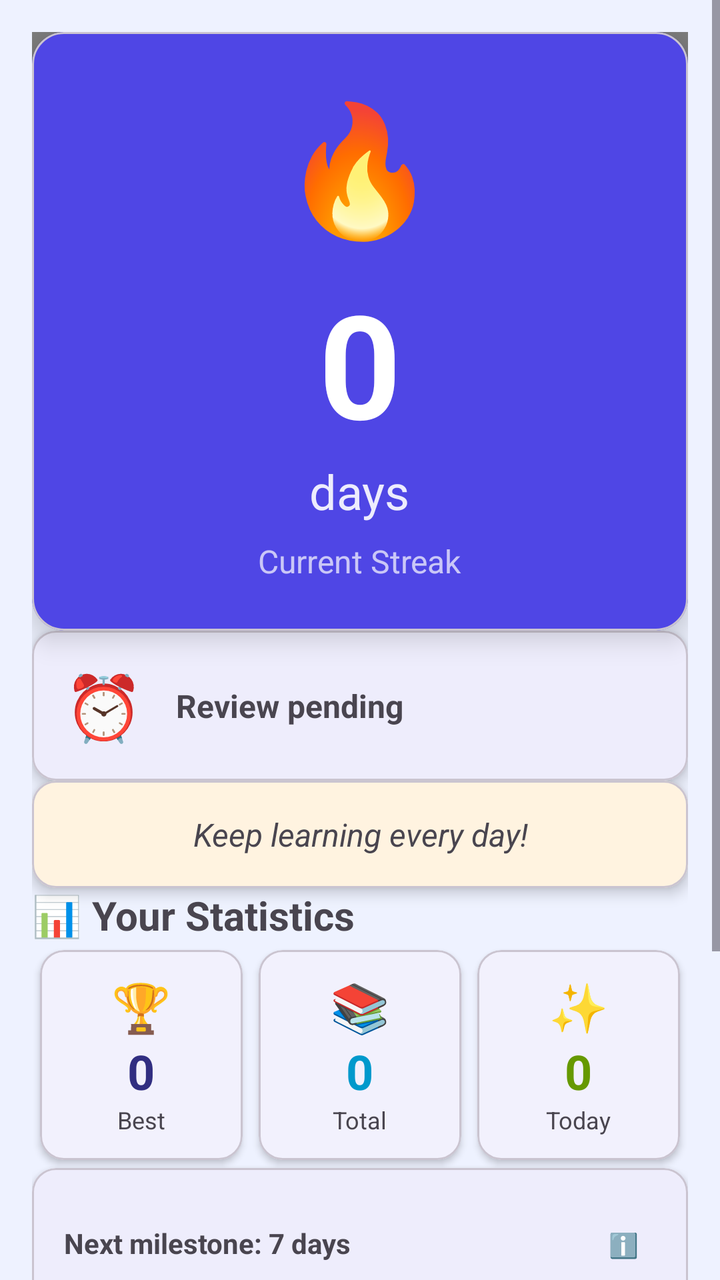
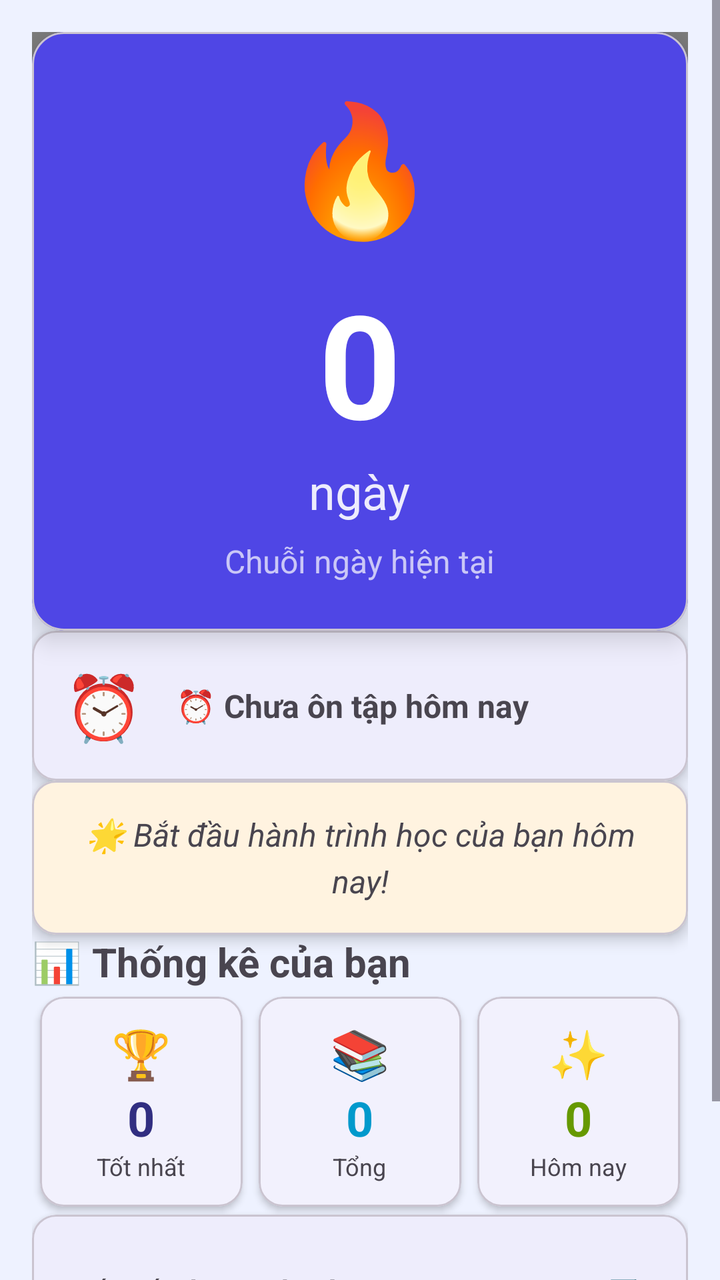

Two renders of the same Android screen: before a commit and after it. Below are the layout's source before the change and the commit's diff.
<!-- AndroidManifest.xml: application theme Theme.ObjectLanguage -->
<!-- res/layout/fragment_streak.xml -->
<?xml version="1.0" encoding="utf-8"?>
<ScrollView 
    xmlns:android="http://schemas.android.com/apk/res/android"
    xmlns:app="http://schemas.android.com/apk/res-auto"
    android:layout_width="match_parent"
    android:layout_height="match_parent"
    android:fillViewport="true">

    <androidx.constraintlayout.widget.ConstraintLayout
        android:layout_width="match_parent"
        android:layout_height="wrap_content"
        android:padding="16dp">

        
        <nl.dionsegijn.konfetti.xml.KonfettiView
            android:id="@+id/konfettiView"
            android:layout_width="match_parent"
            android:layout_height="match_parent"
            app:layout_constraintTop_toTopOf="parent" />

        
        <com.google.android.material.card.MaterialCardView
            android:id="@+id/mainStreakCard"
            android:layout_width="match_parent"
            android:layout_height="wrap_content"
            app:cardElevation="8dp"
            app:cardCornerRadius="16dp"
            app:cardBackgroundColor="@color/purple_500"
            android:layout_marginBottom="16dp"
            app:layout_constraintTop_toTopOf="parent">

            <LinearLayout
                android:layout_width="match_parent"
                android:layout_height="wrap_content"
                android:orientation="vertical"
                android:padding="24dp"
                android:gravity="center">

                <TextView
                    android:id="@+id/flameIcon"
                    android:layout_width="wrap_content"
                    android:layout_height="wrap_content"
                    android:text="🔥"
                    android:textSize="64sp"
                    android:layout_marginBottom="8dp" />

                <TextView
                    android:id="@+id/currentStreakText"
                    android:layout_width="wrap_content"
                    android:layout_height="wrap_content"
                    android:text="0"
                    android:textSize="72sp"
                    android:textStyle="bold"
                    android:textColor="@android:color/white" />

                <TextView
                    android:id="@+id/currentStreakLabel"
                    android:layout_width="wrap_content"
                    android:layout_height="wrap_content"
                    android:text="days"
                    android:textSize="24sp"
                    android:textColor="@android:color/white"
                    android:alpha="0.9" />

                <TextView
                    android:layout_width="wrap_content"
                    android:layout_height="wrap_content"
                    android:text="Current Streak"
                    android:textSize="16sp"
                    android:textColor="@android:color/white"
                    android:alpha="0.7"
                    android:layout_marginTop="8dp" />

            </LinearLayout>

        </com.google.android.material.card.MaterialCardView>

        
        <com.google.android.material.card.MaterialCardView
            android:id="@+id/todayCard"
            android:layout_width="match_parent"
            android:layout_height="wrap_content"
            app:cardElevation="4dp"
            app:cardCornerRadius="12dp"
            android:layout_marginBottom="16dp"
            app:layout_constraintTop_toBottomOf="@id/mainStreakCard">

            <LinearLayout
                android:layout_width="match_parent"
                android:layout_height="wrap_content"
                android:orientation="horizontal"
                android:padding="16dp"
                android:gravity="center_vertical">

                <TextView
                    android:id="@+id/todayStatusIcon"
                    android:layout_width="wrap_content"
                    android:layout_height="wrap_content"
                    android:text="⏰"
                    android:textSize="32sp"
                    android:layout_marginEnd="16dp" />

                <TextView
                    android:id="@+id/todayStatusText"
                    android:layout_width="0dp"
                    android:layout_height="wrap_content"
                    android:layout_weight="1"
                    android:text="Review pending"
                    android:textSize="16sp"
                    android:textStyle="bold" />

            </LinearLayout>

        </com.google.android.material.card.MaterialCardView>

        
        <com.google.android.material.card.MaterialCardView
            android:id="@+id/motivationCard"
            android:layout_width="match_parent"
            android:layout_height="wrap_content"
            app:cardElevation="4dp"
            app:cardCornerRadius="12dp"
            app:cardBackgroundColor="#FFF3E0"
            android:layout_marginBottom="16dp"
            app:layout_constraintTop_toBottomOf="@id/todayCard">

            <TextView
                android:id="@+id/motivationText"
                android:layout_width="match_parent"
                android:layout_height="wrap_content"
                android:padding="16dp"
                android:text="Keep learning every day!"
                android:textSize="16sp"
                android:textStyle="italic"
                android:textAlignment="center"
                android:lineSpacingMultiplier="1.2" />

        </com.google.android.material.card.MaterialCardView>

        
        <TextView
            android:id="@+id/statsLabel"
            android:layout_width="wrap_content"
            android:layout_height="wrap_content"
            android:text="📊 Your Statistics"
            android:textSize="20sp"
            android:textStyle="bold"
            android:layout_marginBottom="12dp"
            app:layout_constraintTop_toBottomOf="@id/motivationCard"
            app:layout_constraintStart_toStartOf="parent" />

        <GridLayout
            android:id="@+id/statsGrid"
            android:layout_width="match_parent"
            android:layout_height="wrap_content"
            android:columnCount="3"
            android:rowCount="1"
            android:layout_marginBottom="16dp"
            app:layout_constraintTop_toBottomOf="@id/statsLabel">

            
            <com.google.android.material.card.MaterialCardView
                android:layout_width="0dp"
                android:layout_height="wrap_content"
                android:layout_columnWeight="1"
                android:layout_margin="4dp"
                app:cardElevation="2dp">

                <LinearLayout
                    android:layout_width="match_parent"
                    android:layout_height="wrap_content"
                    android:orientation="vertical"
                    android:padding="12dp"
                    android:gravity="center">

                    <TextView
                        android:layout_width="wrap_content"
                        android:layout_height="wrap_content"
                        android:text="🏆"
                        android:textSize="24sp" />

                    <TextView
                        android:id="@+id/longestStreakText"
                        android:layout_width="wrap_content"
                        android:layout_height="wrap_content"
                        android:text="0"
                        android:textSize="24sp"
                        android:textStyle="bold"
                        android:textColor="@color/purple_700" />

                    <TextView
                        android:layout_width="wrap_content"
                        android:layout_height="wrap_content"
                        android:text="Best"
                        android:textSize="12sp" />

                </LinearLayout>

            </com.google.android.material.card.MaterialCardView>

            
            <com.google.android.material.card.MaterialCardView
                android:layout_width="0dp"
                android:layout_height="wrap_content"
                android:layout_columnWeight="1"
                android:layout_margin="4dp"
                app:cardElevation="2dp">

                <LinearLayout
                    android:layout_width="match_parent"
                    android:layout_height="wrap_content"
                    android:orientation="vertical"
                    android:padding="12dp"
                    android:gravity="center">

                    <TextView
                        android:layout_width="wrap_content"
                        android:layout_height="wrap_content"
                        android:text="📚"
                        android:textSize="24sp" />

                    <TextView
                        android:id="@+id/totalReviewsText"
                        android:layout_width="wrap_content"
                        android:layout_height="wrap_content"
                        android:text="0"
                        android:textSize="24sp"
                        android:textStyle="bold"
                        android:textColor="@android:color/holo_blue_dark" />

                    <TextView
                        android:layout_width="wrap_content"
                        android:layout_height="wrap_content"
                        android:text="Total"
                        android:textSize="12sp" />

                </LinearLayout>

            </com.google.android.material.card.MaterialCardView>

            
            <com.google.android.material.card.MaterialCardView
                android:layout_width="0dp"
                android:layout_height="wrap_content"
                android:layout_columnWeight="1"
                android:layout_margin="4dp"
                app:cardElevation="2dp">

                <LinearLayout
                    android:layout_width="match_parent"
                    android:layout_height="wrap_content"
                    android:orientation="vertical"
                    android:padding="12dp"
                    android:gravity="center">

                    <TextView
                        android:layout_width="wrap_content"
                        android:layout_height="wrap_content"
                        android:text="✨"
                        android:textSize="24sp" />

                    <TextView
                        android:id="@+id/reviewsTodayText"
                        android:layout_width="wrap_content"
                        android:layout_height="wrap_content"
                        android:text="0"
                        android:textSize="24sp"
                        android:textStyle="bold"
                        android:textColor="@android:color/holo_green_dark" />

                    <TextView
                        android:layout_width="wrap_content"
                        android:layout_height="wrap_content"
                        android:text="Today"
                        android:textSize="12sp" />

                </LinearLayout>

            </com.google.android.material.card.MaterialCardView>

        </GridLayout>

        
        <com.google.android.material.card.MaterialCardView
            android:id="@+id/milestoneCard"
            android:layout_width="match_parent"
            android:layout_height="wrap_content"
            app:cardElevation="4dp"
            app:cardCornerRadius="12dp"
            android:layout_marginBottom="16dp"
            app:layout_constraintTop_toBottomOf="@id/statsGrid">

            <LinearLayout
                android:layout_width="match_parent"
                android:layout_height="wrap_content"
                android:orientation="vertical"
                android:padding="16dp">

                <LinearLayout
                    android:layout_width="match_parent"
                    android:layout_height="wrap_content"
                    android:orientation="horizontal"
                    android:layout_marginBottom="8dp">

                    <TextView
                        android:id="@+id/nextMilestoneText"
                        android:layout_width="0dp"
                        android:layout_height="wrap_content"
                        android:layout_weight="1"
                        android:text="Next milestone: 7 days"
                        android:textSize="14sp"
                        android:textStyle="bold" />

                    <Button
                        android:id="@+id/milestoneInfoButton"
                        android:layout_width="wrap_content"
                        android:layout_height="wrap_content"
                        android:text="ℹ️"
                        android:textSize="12sp"
                        style="@style/Widget.MaterialComponents.Button.TextButton"
                        android:minWidth="0dp"
                        android:minHeight="0dp"
                        android:padding="8dp" />

                </LinearLayout>

                <ProgressBar
                    android:id="@+id/milestoneProgressBar"
                    android:layout_width="match_parent"
                    android:layout_height="wrap_content"
                    android:max="100"
                    android:progress="30"
                    style="?android:attr/progressBarStyleHorizontal"
                    android:progressTint="@color/purple_500" />

                <TextView
                    android:id="@+id/daysToMilestoneText"
                    android:layout_width="wrap_content"
                    android:layout_height="wrap_content"
                    android:text="4 days to go"
                    android:textSize="12sp"
                    android:textColor="@android:color/darker_gray"
                    android:layout_marginTop="4dp" />

            </LinearLayout>

        </com.google.android.material.card.MaterialCardView>

        
        <com.google.android.material.card.MaterialCardView
            android:id="@+id/notificationCard"
            android:layout_width="match_parent"
            android:layout_height="wrap_content"
            app:cardElevation="4dp"
            app:cardCornerRadius="12dp"
            android:layout_marginBottom="16dp"
            app:layout_constraintTop_toBottomOf="@id/milestoneCard">

            <LinearLayout
                android:layout_width="match_parent"
                android:layout_height="wrap_content"
                android:orientation="vertical"
                android:padding="16dp">

                <TextView
                    android:layout_width="wrap_content"
                    android:layout_height="wrap_content"
                    android:text="🔔 Daily Reminder"
                    android:textSize="16sp"
                    android:textStyle="bold"
                    android:layout_marginBottom="8dp" />

                <TextView
                    android:id="@+id/notificationStatusText"
                    android:layout_width="wrap_content"
                    android:layout_height="wrap_content"
                    android:text="Set a daily reminder to maintain your streak"
                    android:textSize="14sp"
                    android:layout_marginBottom="12dp" />

                <Button
                    android:id="@+id/setupNotificationButton"
                    android:layout_width="match_parent"
                    android:layout_height="wrap_content"
                    android:text="Set Reminder Time"
                    style="@style/Widget.MaterialComponents.Button.OutlinedButton" />

            </LinearLayout>

        </com.google.android.material.card.MaterialCardView>

        
        <Button
            android:id="@+id/resetStreakButton"
            android:layout_width="match_parent"
            android:layout_height="wrap_content"
            android:text="Reset Streak (Debug)"
            android:textColor="@android:color/holo_red_dark"
            style="@style/Widget.MaterialComponents.Button.TextButton"
            android:visibility="gone"
            app:layout_constraintTop_toBottomOf="@id/notificationCard" />

    </androidx.constraintlayout.widget.ConstraintLayout>

</ScrollView>
<!-- resources referenced by this layout -->
<resources>
  <color name="purple_500">#4F46E5</color>
  <color name="purple_700">#312E81</color>
  <style name="Theme.ObjectLanguage" parent="Theme.Material3.Light.NoActionBar">
          <item name="colorPrimary">@color/primary</item>
          <item name="colorPrimaryVariant">@color/primary_dark</item>
          <item name="colorOnPrimary">@color/text_on_primary</item>
          <item name="colorSecondary">@color/secondary</item>
          <item name="colorOnSecondary">@color/text_on_primary</item>
          <item name="android:colorBackground">@color/background</item>
          <item name="colorSurface">@color/surface</item>
          <item name="android:statusBarColor">@color/background</item>
          <item name="android:windowLightStatusBar">true</item>
          <item name="android:navigationBarColor">@color/surface</item>
          <item name="android:windowLightNavigationBar">true</item>
          
          
          <item name="cardViewStyle">@style/Widget.App.CardView</item>
      </style>
  <color name="primary">#4F46E5</color>
  <color name="primary_dark">#312E81</color>
  <color name="text_on_primary">#FFFFFF</color>
  <color name="secondary">#818CF8</color>
  <color name="background">#EEF2FF</color>
  <color name="surface">#FFFFFF</color>
  <style name="Widget.App.CardView" parent="Widget.Material3.CardView.Elevated">
          <item name="cardBackgroundColor">@color/surface</item>
          <item name="cardCornerRadius">16dp</item>
          <item name="cardElevation">0dp</item>
          <item name="strokeWidth">2dp</item>
          <item name="strokeColor">@color/divider</item>
      </style>
  <color name="divider">#CBD5E1</color>
</resources>

<!-- the commit's change to res/layout/fragment_streak.xml (unified diff, before → after) -->
@@ -1,5 +1,5 @@
 <?xml version="1.0" encoding="utf-8"?>
-<ScrollView 
+<ScrollView
     xmlns:android="http://schemas.android.com/apk/res/android"
     xmlns:app="http://schemas.android.com/apk/res-auto"
     android:layout_width="match_parent"
@@ -57,7 +57,7 @@
                     android:id="@+id/currentStreakLabel"
                     android:layout_width="wrap_content"
                     android:layout_height="wrap_content"
-                    android:text="days"
+                    android:text="@string/streak_days_plural"
                     android:textSize="24sp"
                     android:textColor="@android:color/white"
                     android:alpha="0.9" />
@@ -65,7 +65,7 @@
                 <TextView
                     android:layout_width="wrap_content"
                     android:layout_height="wrap_content"
-                    android:text="Current Streak"
+                    android:text="@string/streak_current_label"
                     android:textSize="16sp"
                     android:textColor="@android:color/white"
                     android:alpha="0.7"
@@ -105,7 +105,7 @@
                     android:layout_width="0dp"
                     android:layout_height="wrap_content"
                     android:layout_weight="1"
-                    android:text="Review pending"
+                    android:text="@string/streak_today_pending"
                     android:textSize="16sp"
                     android:textStyle="bold" />
 
@@ -129,7 +129,7 @@
                 android:layout_width="match_parent"
                 android:layout_height="wrap_content"
                 android:padding="16dp"
-                android:text="Keep learning every day!"
+                android:text="@string/streak_msg_start"
                 android:textSize="16sp"
                 android:textStyle="italic"
                 android:textAlignment="center"
@@ -142,7 +142,7 @@
             android:id="@+id/statsLabel"
             android:layout_width="wrap_content"
             android:layout_height="wrap_content"
-            android:text="📊 Your Statistics"
+            android:text="@string/streak_stats_title"
             android:textSize="20sp"
             android:textStyle="bold"
             android:layout_marginBottom="12dp"
@@ -191,7 +191,7 @@
                     <TextView
                         android:layout_width="wrap_content"
                         android:layout_height="wrap_content"
-                        android:text="Best"
+                        android:text="@string/streak_stat_best"
                         android:textSize="12sp" />
 
                 </LinearLayout>
@@ -231,7 +231,7 @@
                     <TextView
                         android:layout_width="wrap_content"
                         android:layout_height="wrap_content"
-                        android:text="Total"
+                        android:text="@string/streak_stat_total"
                         android:textSize="12sp" />
 
                 </LinearLayout>
@@ -271,7 +271,7 @@
                     <TextView
                         android:layout_width="wrap_content"
                         android:layout_height="wrap_content"
-                        android:text="Today"
+                        android:text="@string/streak_stat_today"
                         android:textSize="12sp" />
 
                 </LinearLayout>
@@ -307,7 +307,7 @@
                         android:layout_width="0dp"
                         android:layout_height="wrap_content"
                         android:layout_weight="1"
-                        android:text="Next milestone: 7 days"
+                        android:text="@string/streak_milestone_label"
                         android:textSize="14sp"
                         android:textStyle="bold" />
 
@@ -329,7 +329,7 @@
                     android:layout_width="match_parent"
                     android:layout_height="wrap_content"
                     android:max="100"
-                    android:progress="30"
+                    android:progress="0"
                     style="?android:attr/progressBarStyleHorizontal"
                     android:progressTint="@color/purple_500" />
 
@@ -337,7 +337,7 @@
                     android:id="@+id/daysToMilestoneText"
                     android:layout_width="wrap_content"
                     android:layout_height="wrap_content"
-                    android:text="4 days to go"
+                    android:text="@string/streak_days_to_go"
                     android:textSize="12sp"
                     android:textColor="@android:color/darker_gray"
                     android:layout_marginTop="4dp" />
@@ -346,60 +346,6 @@
 
         </com.google.android.material.card.MaterialCardView>
 
-        
-        <com.google.android.material.card.MaterialCardView
-            android:id="@+id/notificationCard"
-            android:layout_width="match_parent"
-            android:layout_height="wrap_content"
-            app:cardElevation="4dp"
-            app:cardCornerRadius="12dp"
-            android:layout_marginBottom="16dp"
-            app:layout_constraintTop_toBottomOf="@id/milestoneCard">
-
-            <LinearLayout
-                android:layout_width="match_parent"
-                android:layout_height="wrap_content"
-                android:orientation="vertical"
-                android:padding="16dp">
-
-                <TextView
-                    android:layout_width="wrap_content"
-                    android:layout_height="wrap_content"
-                    android:text="🔔 Daily Reminder"
-                    android:textSize="16sp"
-                    android:textStyle="bold"
-                    android:layout_marginBottom="8dp" />
-
-                <TextView
-                    android:id="@+id/notificationStatusText"
-                    android:layout_width="wrap_content"
-                    android:layout_height="wrap_content"
-                    android:text="Set a daily reminder to maintain your streak"
-                    android:textSize="14sp"
-                    android:layout_marginBottom="12dp" />
-
-                <Button
-                    android:id="@+id/setupNotificationButton"
-                    android:layout_width="match_parent"
-                    android:layout_height="wrap_content"
-                    android:text="Set Reminder Time"
-                    style="@style/Widget.MaterialComponents.Button.OutlinedButton" />
-
-            </LinearLayout>
-
-        </com.google.android.material.card.MaterialCardView>
-
-        
-        <Button
-            android:id="@+id/resetStreakButton"
-            android:layout_width="match_parent"
-            android:layout_height="wrap_content"
-            android:text="Reset Streak (Debug)"
-            android:textColor="@android:color/holo_red_dark"
-            style="@style/Widget.MaterialComponents.Button.TextButton"
-            android:visibility="gone"
-            app:layout_constraintTop_toBottomOf="@id/notificationCard" />
-
     </androidx.constraintlayout.widget.ConstraintLayout>
 
 </ScrollView>
<!-- resource entries referenced after the edit -->
@@ -2,6 +2,16 @@
 <resources>
   <color name="purple_500">#4F46E5</color>
   <color name="purple_700">#312E81</color>
+  <string name="streak_current_label">Chuỗi ngày hiện tại</string>
+  <string name="streak_days_plural">ngày</string>
+  <string name="streak_days_to_go">Còn %d ngày nữa</string>
+  <string name="streak_milestone_label">Mốc tiếp theo: %d ngày</string>
+  <string name="streak_msg_start">🌟 Bắt đầu hành trình học của bạn hôm nay!</string>
+  <string name="streak_stat_best">Tốt nhất</string>
+  <string name="streak_stat_today">Hôm nay</string>
+  <string name="streak_stat_total">Tổng</string>
+  <string name="streak_stats_title">📊 Thống kê của bạn</string>
+  <string name="streak_today_pending">⏰ Chưa ôn tập hôm nay</string>
   <style name="Theme.ObjectLanguage" parent="Theme.Material3.Light.NoActionBar">
           <item name="colorPrimary">@color/primary</item>
           <item name="colorPrimaryVariant">@color/primary_dark</item>
@@ -10,13 +20,13 @@
           <item name="colorOnSecondary">@color/text_on_primary</item>
           <item name="android:colorBackground">@color/background</item>
           <item name="colorSurface">@color/surface</item>
-          <item name="android:statusBarColor">@color/background</item>
-          <item name="android:windowLightStatusBar">true</item>
+          <item name="android:statusBarColor">@color/primary_dark</item>
+          <item name="android:windowLightStatusBar">false</item>
           <item name="android:navigationBarColor">@color/surface</item>
           <item name="android:windowLightNavigationBar">true</item>
           
-          
           <item name="cardViewStyle">@style/Widget.App.CardView</item>
+          <item name="bottomNavigationStyle">@style/Widget.App.BottomNav</item>
       </style>
   <color name="primary">#4F46E5</color>
   <color name="primary_dark">#312E81</color>
@@ -26,11 +36,27 @@
   <color name="surface">#FFFFFF</color>
   <style name="Widget.App.CardView" parent="Widget.Material3.CardView.Elevated">
           <item name="cardBackgroundColor">@color/surface</item>
-          <item name="cardCornerRadius">16dp</item>
-          <item name="cardElevation">0dp</item>
-          <item name="strokeWidth">2dp</item>
-          <item name="strokeColor">@color/divider</item>
+          <item name="cardCornerRadius">20dp</item>
+          <item name="cardElevation">2dp</item>
+          <item name="strokeWidth">0dp</item>
       </style>
-  <color name="divider">#CBD5E1</color>
+  <style name="Widget.App.BottomNav" parent="Widget.Material3.BottomNavigationView">
+          <item name="backgroundTint">@color/bottom_nav_bg</item>
+          <item name="itemIconTint">@color/bottom_nav_color</item>
+          <item name="itemTextColor">@color/bottom_nav_color</item>
+          <item name="itemActiveIndicatorStyle">@style/Widget.App.BottomNav.ActiveIndicator</item>
+          <item name="labelVisibilityMode">labeled</item>
+          <item name="itemRippleColor">@color/primary_light</item>
+      </style>
+  <color name="bottom_nav_bg">#FFFFFF</color>
+  <style name="Widget.App.BottomNav.ActiveIndicator" parent="Widget.Material3.BottomNavigationView.ActiveIndicator">
+          <item name="android:color">@color/surface_variant</item>
+          <item name="shapeAppearance">@style/ShapeAppearance.App.SmallComponent</item>
+      </style>
+  <color name="primary_light">#818CF8</color>
+  <color name="surface_variant">#E0E7FF</color>
+  <style name="ShapeAppearance.App.SmallComponent" parent="ShapeAppearance.Material3.SmallComponent">
+          <item name="cornerSize">16dp</item>
+      </style>
 </resources>
 
